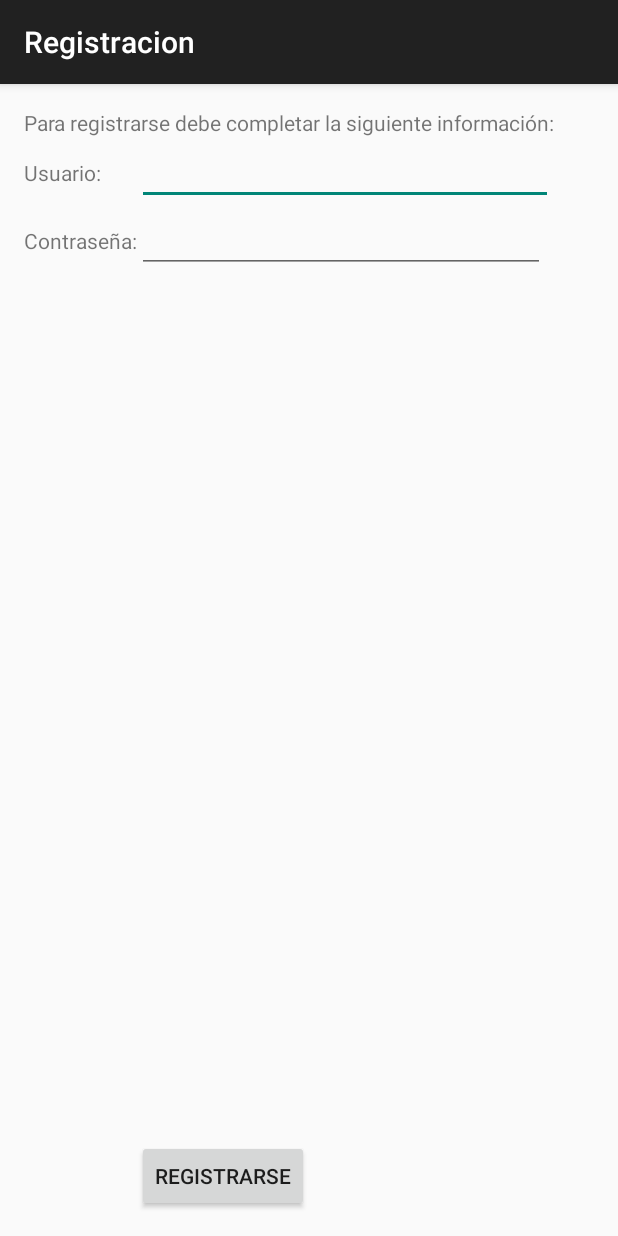
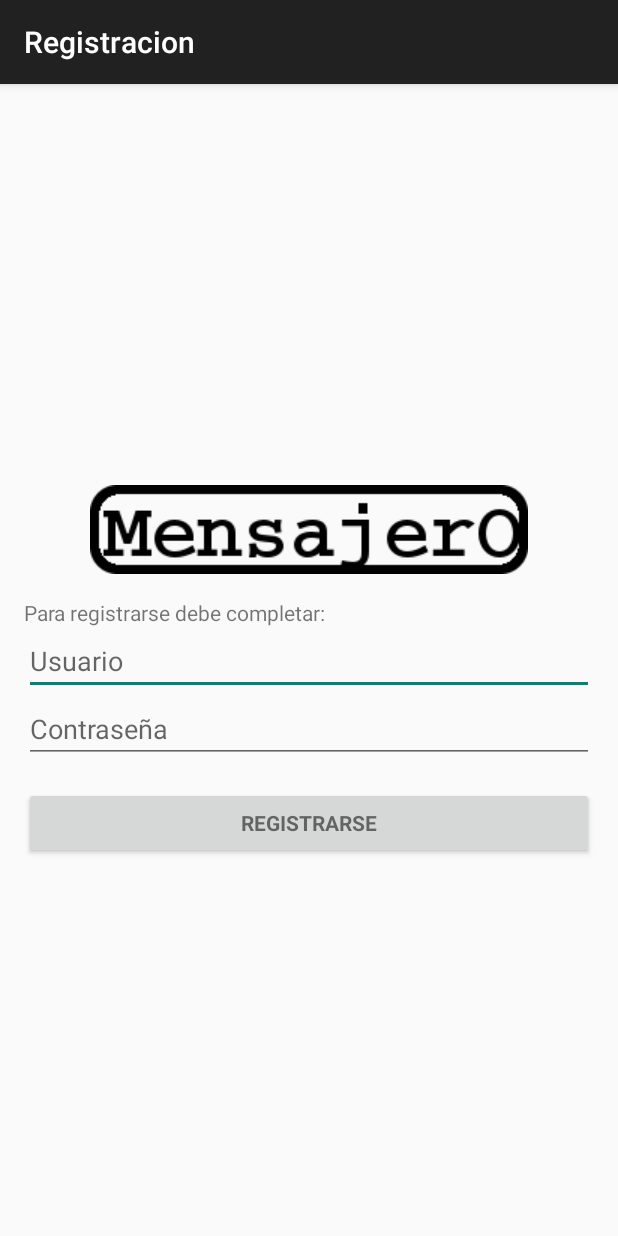
Before and after one commit to mellerster/7552Grupo7, an Android app: the RegistracionActivity screen opened directly, with no data from a screen before it, on a phone screen of 412 x 824 dp. Run offline under Robolectric (Android 15) with nearby library versions, the phone set to English and light mode, and no system bars.

Commit message:
centrados la autentificacion y la registracion, con logo de la app como pedia #30, Closed #30

```diff
--- a/cliente/Mensajero/app/src/main/res/layout/activity_autentificacion.xml
+++ b/cliente/Mensajero/app/src/main/res/layout/activity_autentificacion.xml
@@ -1,46 +1,79 @@
 <LinearLayout xmlns:android="http://schemas.android.com/apk/res/android"
-    xmlns:tools="http://schemas.android.com/tools" android:layout_width="match_parent"
-    android:layout_height="wrap_content" android:gravity="center_horizontal"
-    android:orientation="vertical" android:paddingBottom="@dimen/activity_vertical_margin"
+    xmlns:tools="http://schemas.android.com/tools"
+    android:layout_width="match_parent"
+    android:layout_height="wrap_content"
+    android:layout_gravity="center_vertical"
+    android:gravity="center_horizontal"
+    android:orientation="vertical"
+    android:paddingBottom="@dimen/activity_vertical_margin"
     android:paddingLeft="@dimen/activity_horizontal_margin"
     android:paddingRight="@dimen/activity_horizontal_margin"
-    android:layout_gravity="center_vertical"
-    android:paddingTop="@dimen/activity_vertical_margin" tools:context=".AutentificacionActivity">
+    android:paddingTop="@dimen/activity_vertical_margin"
+    tools:context=".AutentificacionActivity">
 
     <!-- autentificacion progress -->
-    <ProgressBar android:id="@+id/login_progress" style="?android:attr/progressBarStyleLarge"
-        android:layout_width="wrap_content" android:layout_height="wrap_content"
-        android:layout_marginBottom="8dp" android:visibility="gone" />
+    <ProgressBar
+        android:id="@+id/login_progress"
+        style="?android:attr/progressBarStyleLarge"
+        android:layout_width="wrap_content"
+        android:layout_height="wrap_content"
+        android:layout_marginBottom="8dp"
+        android:visibility="gone" />
 
-    <ScrollView android:id="@+id/login_form" android:layout_width="match_parent"
+    <ScrollView
+        android:id="@+id/login_form"
+        android:layout_width="match_parent"
         android:layout_height="match_parent">
 
-        <LinearLayout android:id="@+id/usuario_autentificacion_form" android:layout_width="match_parent"
-            android:layout_height="wrap_content" android:orientation="vertical">
+        <LinearLayout
+            android:id="@+id/usuario_autentificacion_form"
+            android:layout_width="match_parent"
+            android:layout_height="wrap_content"
+            android:orientation="vertical">
+
             <ImageView
                 android:layout_width="match_parent"
                 android:layout_height="wrap_content"
-                android:src="@drawable/logo"/>
-            <AutoCompleteTextView android:id="@+id/usuario" android:layout_width="match_parent"
-                android:layout_height="wrap_content" android:hint="@string/prompt_usuario"
-                android:inputType="textEmailAddress" android:maxLines="1"
+                android:src="@drawable/logo"
+                android:layout_marginBottom="16dp"/>
+
+            <AutoCompleteTextView
+                android:id="@+id/usuario"
+                android:layout_width="match_parent"
+                android:layout_height="wrap_content"
+                android:hint="@string/prompt_usuario"
+                android:inputType="textEmailAddress"
+                android:maxLines="1"
                 android:singleLine="true" />
 
-            <EditText android:id="@+id/contrasenia" android:layout_width="match_parent"
-                android:layout_height="wrap_content" android:hint="@string/prompt_contrasenia"
+            <EditText
+                android:id="@+id/contrasenia"
+                android:layout_width="match_parent"
+                android:layout_height="wrap_content"
+                android:hint="@string/prompt_contrasenia"
                 android:imeActionId="@+id/autentificacion"
                 android:imeActionLabel="@string/action_iniciar_sesion"
-                android:imeOptions="actionUnspecified" android:inputType="textPassword"
-                android:maxLines="1" android:singleLine="true" />
+                android:imeOptions="actionUnspecified"
+                android:inputType="textPassword"
+                android:maxLines="1"
+                android:singleLine="true" />
 
-            <Button android:id="@+id/iniciar_sesion_button" style="?android:textAppearanceSmall"
-                android:layout_width="match_parent" android:layout_height="wrap_content"
-                android:layout_marginTop="16dp" android:text="@string/action_iniciar_sesion"
+            <Button
+                android:id="@+id/iniciar_sesion_button"
+                style="?android:textAppearanceSmall"
+                android:layout_width="match_parent"
+                android:layout_height="wrap_content"
+                android:layout_marginTop="16dp"
+                android:text="@string/action_iniciar_sesion"
                 android:textStyle="bold" />
 
-            <Button android:id="@+id/crear_nueva_cuenta_button" style="?android:textAppearanceSmall"
-                android:layout_width="match_parent" android:layout_height="wrap_content"
-                android:layout_marginTop="16dp" android:text="@string/action_crear_nueva_cuenta"
+            <Button
+                android:id="@+id/crear_nueva_cuenta_button"
+                style="?android:textAppearanceSmall"
+                android:layout_width="match_parent"
+                android:layout_height="wrap_content"
+                android:layout_marginTop="16dp"
+                android:text="@string/action_crear_nueva_cuenta"
                 android:textStyle="bold" />
 
         </LinearLayout>
--- a/cliente/Mensajero/app/src/main/res/layout/activity_registracion.xml
+++ b/cliente/Mensajero/app/src/main/res/layout/activity_registracion.xml
@@ -1,60 +1,62 @@
-<RelativeLayout xmlns:android="http://schemas.android.com/apk/res/android"
-    xmlns:tools="http://schemas.android.com/tools" android:layout_width="wrap_content"
-    android:layout_height="wrap_content" android:paddingLeft="@dimen/activity_horizontal_margin"
+<LinearLayout xmlns:android="http://schemas.android.com/apk/res/android"
+    xmlns:tools="http://schemas.android.com/tools"
+    android:layout_width="match_parent"
+    android:layout_height="wrap_content"
+    android:layout_gravity="center_vertical"
+    android:gravity="center_horizontal"
+    android:orientation="vertical"
+    android:paddingBottom="@dimen/activity_vertical_margin"
+    android:paddingLeft="@dimen/activity_horizontal_margin"
     android:paddingRight="@dimen/activity_horizontal_margin"
     android:paddingTop="@dimen/activity_vertical_margin"
-    android:paddingBottom="@dimen/activity_vertical_margin"
     tools:context="com.example.appmaker.mensajero.RegistracionActivity">
 
-    <TextView android:text="@string/descrip_registracion" android:layout_width="wrap_content"
+    <LinearLayout
+        android:id="@+id/usuario_autentificacion_form"
+        android:layout_width="match_parent"
         android:layout_height="wrap_content"
-        android:id="@+id/textView" />
+        android:orientation="vertical">
 
-    <GridLayout
-        android:layout_width="fill_parent"
-        android:layout_height="fill_parent"
-        android:layout_alignParentLeft="true"
-        android:layout_alignParentStart="true"
-        android:layout_below="@+id/textView">
+        <ImageView
+            android:layout_width="match_parent"
+            android:layout_height="wrap_content"
+            android:src="@drawable/logo"
+            android:layout_margin="16dp"/>
 
         <TextView
+            android:id="@+id/textView"
             android:layout_width="wrap_content"
             android:layout_height="wrap_content"
-            android:text="Usuario:"
-            android:id="@+id/lblUser"
-            android:layout_row="0"
-            android:layout_column="0" />
+            android:text="@string/descrip_registracion" />
+
+
+        <AutoCompleteTextView
+            android:id="@+id/txtUser"
+            android:layout_width="match_parent"
+            android:layout_height="wrap_content"
+            android:hint="@string/prompt_usuario"
+            android:inputType="textEmailAddress"
+            android:maxLines="1"
+            android:singleLine="true" />
+
 
         <EditText
-            android:layout_width="277dp"
+            android:id="@+id/txtPassword"
+            android:layout_width="match_parent"
             android:layout_height="wrap_content"
-            android:id="@+id/txtUser"
-            android:layout_row="0"
-            android:layout_column="1" />
-
-        <TextView
-            android:layout_width="wrap_content"
-            android:layout_height="wrap_content"
-            android:text="Contraseña:"
-            android:id="@+id/textView3"
-            android:layout_row="1"
-            android:layout_column="0" />
-
-        <EditText
-            android:layout_width="272dp"
-            android:layout_height="wrap_content"
+            android:ems="10"
+            android:hint="@string/prompt_contrasenia"
             android:inputType="textPassword"
-            android:ems="10"
-            android:id="@+id/txtPassword"
-            android:layout_row="1"
-            android:layout_column="1" />
+            android:maxLines="1"
+            android:singleLine="true" />
 
         <Button
-            android:layout_width="wrap_content"
+            android:id="@+id/btnRegistrarse"
+            style="?android:textAppearanceSmall"
+            android:layout_width="match_parent"
             android:layout_height="wrap_content"
-            android:text="Registrarse"
-            android:id="@+id/btnRegistrarse"
-            android:layout_row="3"
-            android:layout_column="1" />
-    </GridLayout>
-</RelativeLayout>
+            android:layout_marginTop="16dp"
+            android:text="@string/registrarse_boton"
+            android:textStyle="bold" />
+    </LinearLayout>
+</LinearLayout>
--- a/cliente/Mensajero/app/src/main/res/values/strings.xml
+++ b/cliente/Mensajero/app/src/main/res/values/strings.xml
@@ -6,8 +6,9 @@
     <string name="title_activity_registracion">Registracion</string>
 
     <string name="hello_world">Hello world!</string>
-    <string name="descrip_registracion">Para registrarse debe completar la siguiente información:</string>
+    <string name="descrip_registracion">Para registrarse debe completar:</string>
     <string name="title_activity_estado">Estado de usuario</string>
+    <string name="registrarse_boton">Registrarse</string>
     <string name="title_activity_configurar_perfil">Configurar Perfil</string>
     <string name="title_activity_lista_usuarios_conectados">Lista de Usuarios Conectados</string>
     <string name="dice">dice</string>
```
